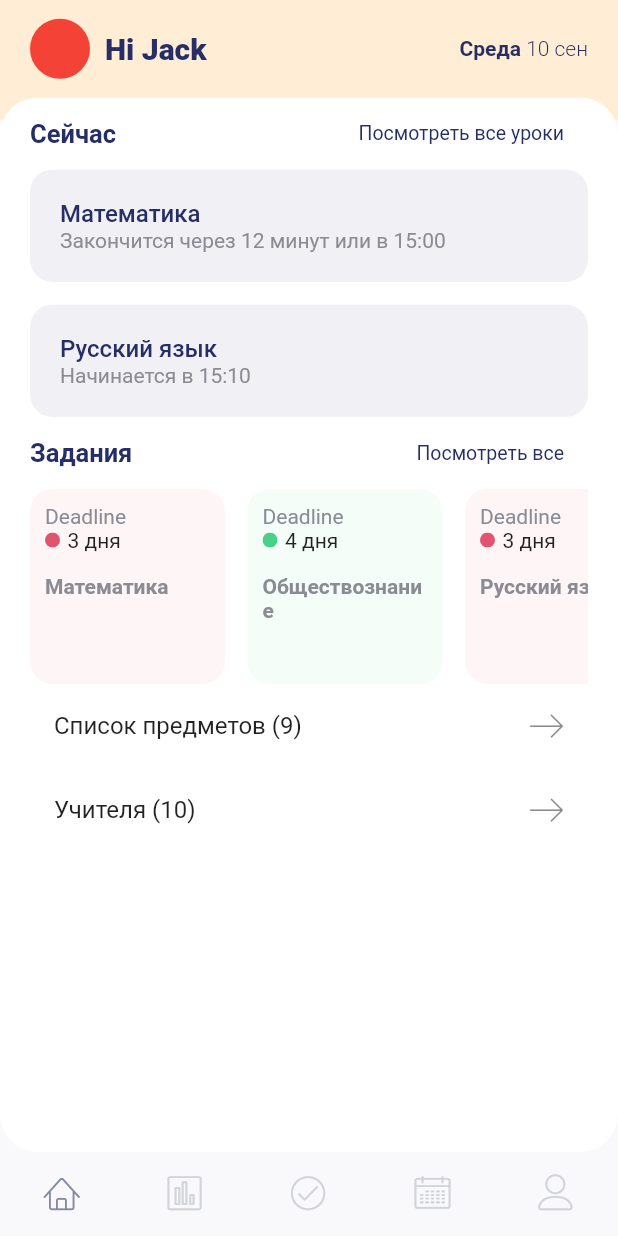
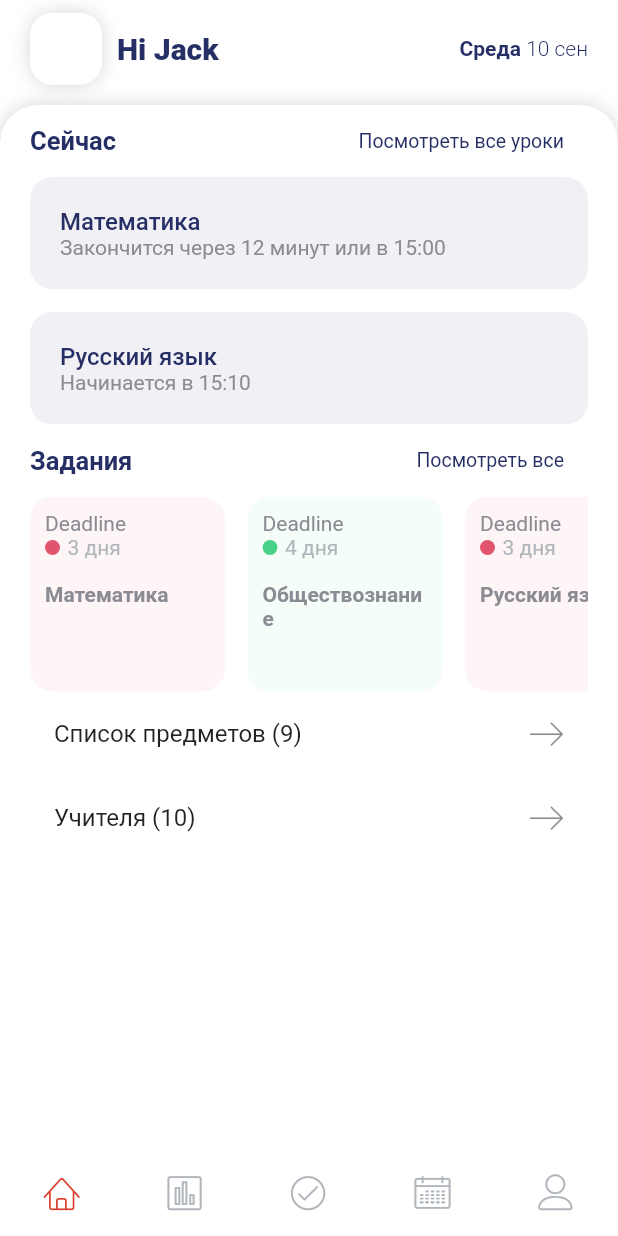
Before and after one commit to chashkovdaniil/diaryschool, a Flutter app: the screen it shows after launch, on a phone screen of 412 x 824 dp. Run offline on Flutter 3.47's test engine with Material 2 defaults, Android fonts, the phone set to English and light mode, and no system bars; our stand-ins replace equatable, flutter_bloc, in_app_purchase.

Commit message:
Переделан дизайн страницы расписания Потихоньку добавляется тема

```diff
--- a/lib/main.dart
+++ b/lib/main.dart
@@ -1,6 +1,6 @@
-
 import 'package:diaryschool/pages/main_page.dart';
 import 'package:diaryschool/pages/task_page.dart';
+import 'package:diaryschool/utilities/constants.dart';
 import 'package:flutter/material.dart';
 import 'package:in_app_purchase/in_app_purchase.dart';
 
@@ -17,7 +17,6 @@ class DiarySchoolApp extends StatefulWidget {
 }
 
 class _DiarySchoolAppState extends State<DiarySchoolApp> {
-
   @override
   Widget build(BuildContext context) {
     return MaterialApp(
@@ -29,14 +28,37 @@ class _DiarySchoolAppState extends State<DiarySchoolApp> {
         TaskPage.id: (context) => TaskPage()
       },
       theme: ThemeData(
-        primaryColor: Colors.white,
+        scaffoldBackgroundColor: kScaffoldBackgroundColor,
+        accentColor: Colors.white,
+        secondaryHeaderColor: kColorRed,
+        primaryColor: kColorRed,
+        textTheme: TextTheme(
+          headline6: TextStyle(
+            color: kHeadline6Color,
+          ),
+          bodyText2: TextStyle(
+            color: kBodyText2Color,
+          ),
+          bodyText1: TextStyle(
+            color: kBodyText1Color,
+          ),
+        ),
+        colorScheme: ColorScheme.light(primary: kColorRed),
+        buttonTheme: ButtonThemeData(
+          buttonColor: Colors.white,
+          // shape: RoundedRectangleBorder(
+          //   borderRadius: BorderRadius.circular(15),
+          // ),
+        ),
         pageTransitionsTheme: const PageTransitionsTheme(
           builders: {
-            TargetPlatform.android: CupertinoPageTransitionsBuilder(),}),
+            TargetPlatform.android: CupertinoPageTransitionsBuilder(),
+          },
+        ),
       ),
-      darkTheme: ThemeData(
+      // darkTheme: ThemeData(
 
-      ),
+      // ),
     );
   }
 }
--- a/lib/pages/home_page.dart
+++ b/lib/pages/home_page.dart
@@ -12,21 +12,24 @@ class HomePage extends StatelessWidget {
   @override
   Widget build(BuildContext context) {
     return Scaffold(
-      backgroundColor: Colors.transparent,
       body: Stack(
         children: <Widget>[
           Container(
             padding: const EdgeInsets.only(right: 20, left: 20, bottom: 15),
             height: 80,
-            color: kBackgroundColorAppBarHomePage,
             child: Row(
               mainAxisAlignment: MainAxisAlignment.spaceBetween,
               children: <Widget>[
                 Row(
                   children: <Widget>[
-                    CircleAvatar(
-                      backgroundColor: Colors.red,
-                      radius: 20,
+                    Container(
+                      width: 48,
+                      height: 48,
+                      decoration: BoxDecoration(
+                        borderRadius: BorderRadius.circular(15),
+                        color: Colors.white,
+                        boxShadow: kShadow,
+                      ),
                     ),
                     const SizedBox(width: 10),
                     Text(
@@ -34,35 +37,50 @@ class HomePage extends StatelessWidget {
                       style: TextStyle(
                         color: kPrimaryColorText,
                         fontSize: 20,
-                        fontWeight: FontWeight.w800
+                        fontWeight: FontWeight.w800,
                       ),
                     ),
                   ],
                 ),
                 Row(
-                    mainAxisAlignment: MainAxisAlignment.end,
-                    children: <Widget>[
-                      Text('Среда ', style: TextStyle(
+                  mainAxisAlignment: MainAxisAlignment.end,
+                  children: <Widget>[
+                    Text(
+                      'Среда ',
+                      style: TextStyle(
                         color: kPrimaryColorText,
-                        fontWeight: FontWeight.w700
-                      )),
-                      Text('10 сен', style: TextStyle(
+                        fontWeight: FontWeight.w700,
+                      ),
+                    ),
+                    Text(
+                      '10 сен',
+                      style: TextStyle(
                         color: kPrimaryColorText,
-                        fontWeight: FontWeight.w300
-                      ))
-                    ],
-                  ),
+                        fontWeight: FontWeight.w300,
+                      ),
+                    ),
+                  ],
+                ),
               ],
             ),
           ),
           Container(
-            margin: const EdgeInsets.only(top: 65),
+            margin: const EdgeInsets.only(
+              top: 70,
+            ),
+            height: MediaQuery.of(context).size.height,
+            decoration: BoxDecoration(
+              borderRadius: kBorderRadiusBodyPages,
+              boxShadow: kShadow,
+            ),
             child: ClipRRect(
               borderRadius: kBorderRadiusBodyPages,
               child: Container(
-                height: MediaQuery.of(context).size.height,
                 padding: const EdgeInsets.symmetric(horizontal: 20),
-                color: kBackgroundColorBodies,
+                decoration: BoxDecoration(
+                  borderRadius: kBorderRadiusBodyPages,
+                  color: kBackgroundColorBodies,
+                ),
                 child: SingleChildScrollView(
                   physics: const CustomScrollPhysics(),
                   child: Column(
@@ -70,16 +88,12 @@ class HomePage extends StatelessWidget {
                       CurrentLesson(),
                       Tasks(),
                       ListTile(
-                        onTap: () {
-
-                        },
+                        onTap: () {},
                         title: const Text('Список предметов (9)'),
                         trailing: Icon(Linearicons.arrow_right),
                       ),
                       ListTile(
-                        onTap: () {
-
-                        },
+                        onTap: () {},
                         title: const Text('Учителя (10)'),
                         trailing: Icon(Linearicons.arrow_right),
                       )
@@ -92,11 +106,11 @@ class HomePage extends StatelessWidget {
                     ],
                   ),
                 ),
-              )
+              ),
             ),
           ),
-        ]
-      )
+        ],
+      ),
     );
   }
 }
--- a/lib/pages/main_page.dart
+++ b/lib/pages/main_page.dart
@@ -13,6 +13,7 @@ class MainPage extends StatefulWidget {
   @override
   _MainPageState createState() => _MainPageState();
 }
+
 class _MainPageState extends State<MainPage> {
   final List<Widget> pages = [
     HomePage(),
@@ -30,14 +31,27 @@ class _MainPageState extends State<MainPage> {
   ];
   final List<BottomNavigationBarItem> bottomNavigationBarItems = [
     BottomNavigationBarItem(
-        icon: Icon(Linearicons.home), title: const Text('')),
+      icon: Icon(Linearicons.home),
+      title: const Text(''),
+    ),
     BottomNavigationBarItem(
-        icon: Icon(Linearicons.chart_bars), title: const Text('')),
+        icon: Icon(
+          Linearicons.chart_bars,
+          size: 24,
+        ),
+        title: const Text('')),
     BottomNavigationBarItem(
-        icon: Icon(Linearicons.checkmark_cicle), title: const Text('')),
+      icon: Icon(Linearicons.checkmark_cicle),
+      title: const Text(''),
+    ),
     BottomNavigationBarItem(
-        icon: Icon(Linearicons.calendar_full), title: const Text('')),
-    BottomNavigationBarItem(icon: Icon(Linearicons.user), title: const Text(''))
+      icon: Icon(Linearicons.calendar_full),
+      title: const Text(''),
+    ),
+    BottomNavigationBarItem(
+      icon: Icon(Linearicons.user),
+      title: const Text(''),
+    ),
   ];
 
   PageController pageController = PageController(initialPage: 0);
@@ -64,20 +78,31 @@ class _MainPageState extends State<MainPage> {
           stream: indexController.stream,
           builder: (BuildContext context, AsyncSnapshot<Object> snapshot) {
             int cIndex = snapshot.data as int;
-            return BottomNavigationBar(
+            return Container(
+              // decoration: BoxDecoration(
+              //   border: Border(
+              //     top: BorderSide(
+              //       width: 1,
+              //       color: Color(0xffdfe3e4)
+              //     ),
+              //   ),
+              // ),
+              child: BottomNavigationBar(
                 showSelectedLabels: false,
                 showUnselectedLabels: false,
                 elevation: 0,
                 type: BottomNavigationBarType.fixed,
                 selectedItemColor: kSelectedItemColorOnBNB,
                 unselectedItemColor: kUnselectedItemColorOnBNB,
-              backgroundColor: Colors.transparent,
+                backgroundColor: kBackgroundColorBodies,
                 currentIndex: cIndex,
                 onTap: (int value) {
                   indexController.add(value);
                   pageController.jumpToPage(value);
                 },
-              items: bottomNavigationBarItems);
+                items: bottomNavigationBarItems,
+              ),
+            );
           },
         ),
       ),
--- a/lib/utilities/constants.dart
+++ b/lib/utilities/constants.dart
@@ -5,11 +5,23 @@ const Color kAccentColor = Color.fromARGB(255, 243, 163, 170);
 const Color kBackgroundColor = Color.fromARGB(250, 249, 249, 251);
 const Color kBackgroundColorBodies = Colors.white;
 const Color kBackgroundColorAppBarHomePage = Color.fromARGB(255, 255, 237, 213);
-const Color kBackgroundColorAppBarTaskPage = Color.fromARGB(255, 255,237,213);
+const Color kBackgroundColorAppBarTaskPage = Color.fromARGB(255, 255, 237, 213);
 const Color kPrimaryColorText = Color.fromARGB(255, 37, 46, 101);
 const Color kAccentColorText = Color.fromARGB(255, 139, 139, 148);
-const Color kSelectedItemColorOnBNB = Color.fromARGB(255, 131, 136, 167);
-const Color kUnselectedItemColorOnBNB = Color.fromARGB(255, 209, 212, 217);
+const Color kSelectedItemColorOnBNB = Color(0xffda3f2f);
+const Color kUnselectedItemColorOnBNB = Color(0xffb0b6bb);
+const Color kScaffoldBackgroundColor = Color(0xffffffff);
+const Color kHeadline6Color = Color(0xffda3f2f);
+const Color kColorRed = Color(0xffda3f2f);
+const Color kCardWidgetBackgroundColor = Color(0xfff4f6f6);
+const Color kBodyText1Color = Color(0xffda3f2f);
+const Color kBodyText2Color = Color(0xffb0b6bb);
+const List<BoxShadow> kShadow = [
+  BoxShadow(
+    color: Color.fromRGBO(0, 0, 0, 0.16),
+    blurRadius: 10,
+  ),
+];
 const Map<int, String> kMonthIntToString = {
   1: "Янв",
   2: "Фев",
@@ -43,7 +55,7 @@ const Map<int, String> kShortDayOfWeekOnString = {
   7: 'Вс'
 };
 BorderRadius kBorderRadiusCardWidget = BorderRadius.circular(15);
-BorderRadius kBorderRadiusBodyPages = BorderRadius.circular(25);
+const BorderRadius kBorderRadiusBodyPages = BorderRadius.vertical(top: Radius.circular(25));
 BorderRadius kButtonBorderRadius = BorderRadius.circular(8.0);
 
 const double kIconSlideActionSize = 30.0;
```
Also changed, not shown: lib/common_widgets/card_widget.dart (+121 -115 lines), lib/data/models/homework.dart (+7 -1 lines), lib/data/models/timetable.dart (+5 -5 lines), lib/pages/timetable_page.dart (+61 -89 lines), lib/pages/timetable_page/widgets/custom_tab_bar.dart (+20 -9 lines), lib/pages/timetable_page/widgets/custom_tab_bar_item.dart (+6 -9 lines), 1 other file. Lines whose indentation alone changed are shown as unchanged.
